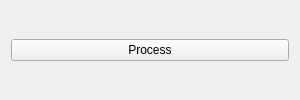
The window that mainformpancake3d.ui (AlexanderJCS/3D-Pancake) describes before a commit, drawn with Qt 5.
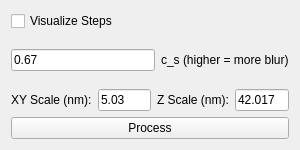
The same window after the commit.

What changed in the file:
```diff
--- a/mainformpancake3d.ui
+++ b/mainformpancake3d.ui
@@ -7,7 +7,7 @@
     <x>0</x>
     <y>0</y>
     <width>300</width>
-    <height>100</height>
+    <height>150</height>
    </rect>
   </property>
   <property name="sizePolicy">
@@ -19,13 +19,70 @@
   <property name="minimumSize">
    <size>
     <width>300</width>
-    <height>100</height>
+    <height>150</height>
    </size>
   </property>
   <property name="windowTitle">
    <string>3D Pancake</string>
   </property>
   <layout class="QVBoxLayout" name="verticalLayout">
+   <item>
+    <widget class="QCheckBox" name="chk_visualize">
+     <property name="text">
+      <string>Visualize Steps</string>
+     </property>
+    </widget>
+   </item>
+   <item>
+    <layout class="QHBoxLayout" name="horizontalLayout_2">
+     <item>
+      <widget class="QLineEdit" name="line_edit_c_s">
+       <property name="text">
+        <string>0.67</string>
+       </property>
+      </widget>
+     </item>
+     <item>
+      <widget class="QLabel" name="label_2">
+       <property name="text">
+        <string>c_s (higher = more blur)</string>
+       </property>
+      </widget>
+     </item>
+    </layout>
+   </item>
+   <item>
+    <layout class="QHBoxLayout" name="horizontalLayout">
+     <item>
+      <widget class="QLabel" name="label">
+       <property name="text">
+        <string>XY Scale (nm):</string>
+       </property>
+      </widget>
+     </item>
+     <item>
+      <widget class="QLineEdit" name="line_edit_xy_scale">
+       <property name="text">
+        <string>5.03</string>
+       </property>
+      </widget>
+     </item>
+     <item>
+      <widget class="QLabel" name="label_3">
+       <property name="text">
+        <string>Z Scale (nm):</string>
+       </property>
+      </widget>
+     </item>
+     <item>
+      <widget class="QLineEdit" name="line_edit_z_scale">
+       <property name="text">
+        <string>42.017</string>
+       </property>
+      </widget>
+     </item>
+    </layout>
+   </item>
    <item>
     <widget class="QPushButton" name="btn_process">
      <property name="text">
```
